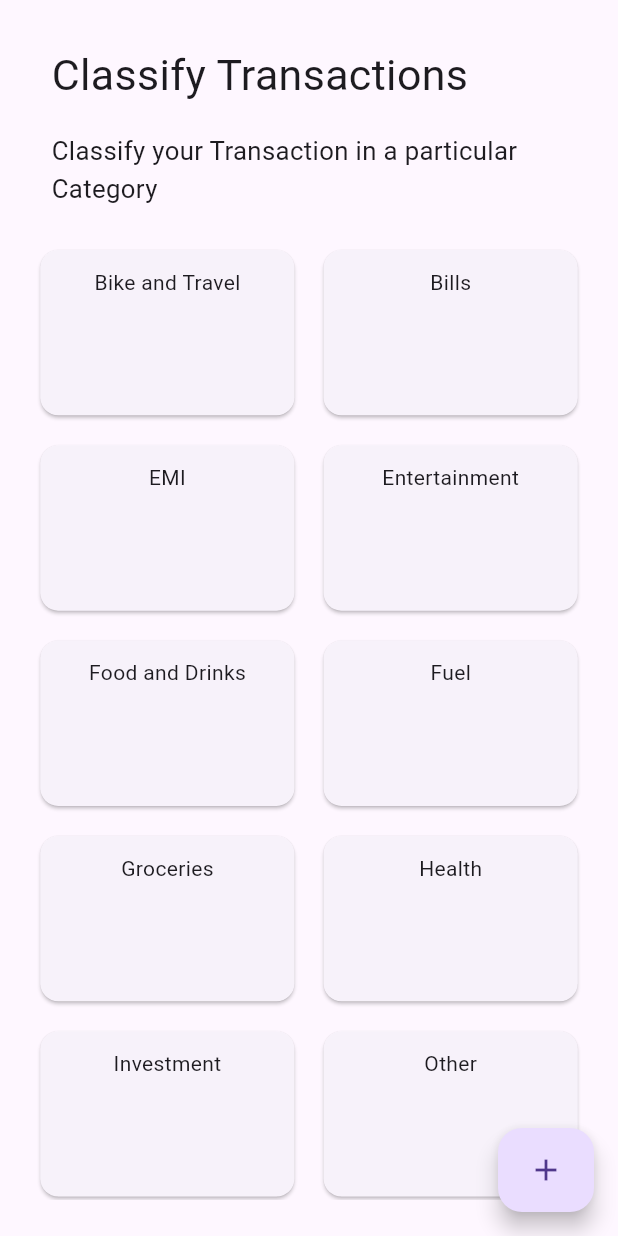
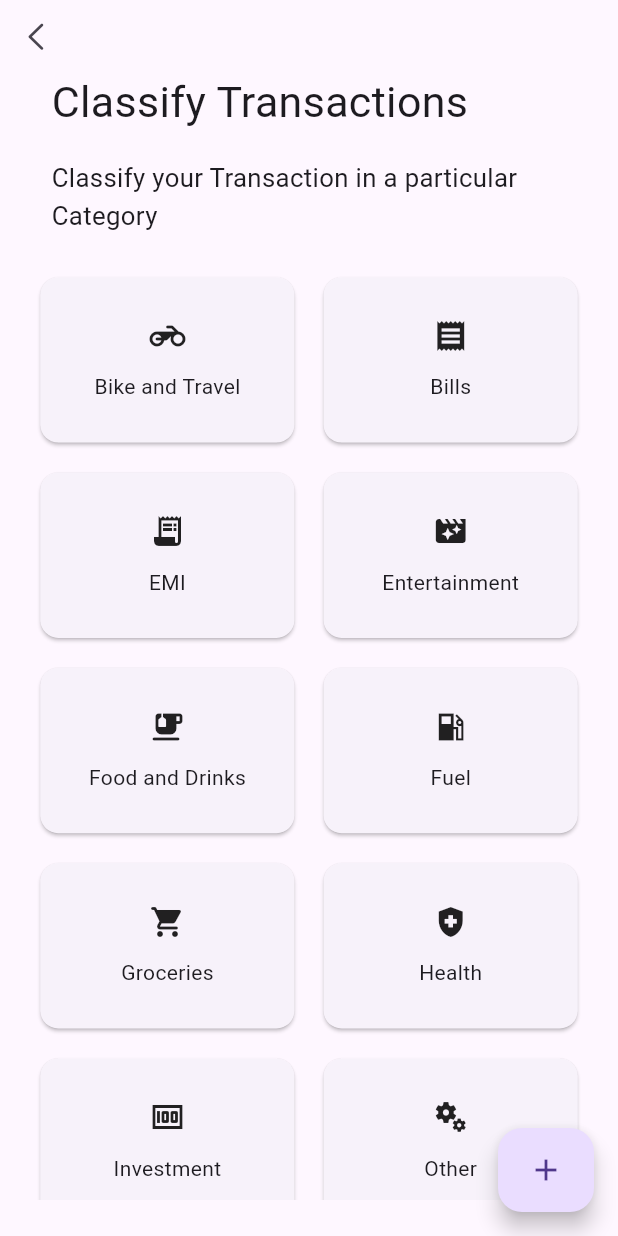
Before and after one commit to justaman045/spendwise, a Flutter app: the SpendsByType screen opened directly, on a phone screen of 412 x 824 dp. Run offline on Flutter 3.47's test engine with Material 3 defaults, Android fonts, the phone set to English and light mode, and no system bars; our stand-ins replace calendar_date_picker2, cloud_firestore, countup, file_picker, firebase_auth, firebase_core and 12 more; missing offline and left inert: flutter_sms_inbox, search_choices; accounts and stored records are empty.

Commit message:
Updated the Expense Type Screen

```diff
--- a/lib/Screens/spends_by_type.dart
+++ b/lib/Screens/spends_by_type.dart
@@ -1,8 +1,10 @@
+import 'package:flutter/cupertino.dart';
 import 'package:flutter/material.dart';
 import 'package:flutter_screenutil/flutter_screenutil.dart';
 import 'package:get/get.dart';
 import 'package:spendwise/Models/expense_type.dart';
 import 'package:spendwise/Requirements/data.dart';
+import 'package:spendwise/Requirements/transaction.dart';
 import 'package:spendwise/Screens/add_expense_type.dart';
 import 'package:spendwise/Screens/expense_type_transactions.dart';
 import 'package:spendwise/Utils/expense_type_methods.dart';
@@ -26,7 +28,6 @@ class _SpendsByTypeState extends State<SpendsByType> {
     setState(() {
       _expenseTypes = [...fetchedExpenseTypes, ...defaultExpenseTypes];
     });
-    setState(() {});
   }
 
   List<ExpenseType> _expenseTypes = [];
@@ -63,8 +64,11 @@ class _SpendsByTypeState extends State<SpendsByType> {
           child: Column(
             crossAxisAlignment: CrossAxisAlignment.start,
             children: [
+              IconButton(onPressed: (){
+                Get.back();
+              }, icon: const Icon(CupertinoIcons.left_chevron)),
               Padding(
-                padding: EdgeInsets.only(left: 30.w, top: 25.h, bottom: 15.h),
+                padding: EdgeInsets.only(left: 30.w, bottom: 15.h),
                 child: Text(
                   "Classify Transactions",
                   style: TextStyle(fontSize: 25.r),
@@ -141,7 +145,11 @@ class _SpendsByTypeState extends State<SpendsByType> {
         child: Padding(
           padding: EdgeInsets.all(10.w),
           child: Column(
+            mainAxisAlignment: MainAxisAlignment.center,
+            crossAxisAlignment: CrossAxisAlignment.center,
             children: [
+              Icon(getIconData(expenseType.name)),
+              SizedBox(height: 10.h,),
               Text(expenseType.name),
             ],
           ),
--- a/pubspec.yaml
+++ b/pubspec.yaml
@@ -65,6 +65,7 @@ dependencies:
   pdf: ^3.11.1
   share_plus: ^10.1.2
   calendar_date_picker2: ^1.1.7
+  confirm_dialog: ^1.0.4
 
 dev_dependencies:
   flutter_test:
```
Also changed, not shown: lib/Screens/expense_type_transactions.dart (+71 -9 lines), pubspec.lock.
